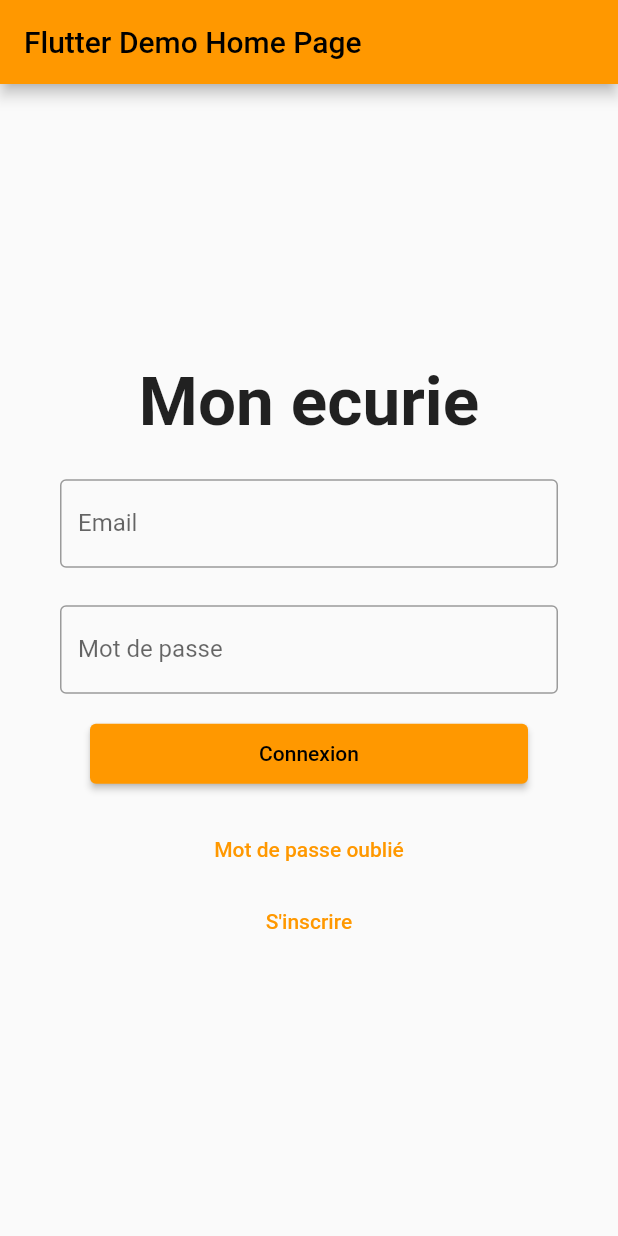
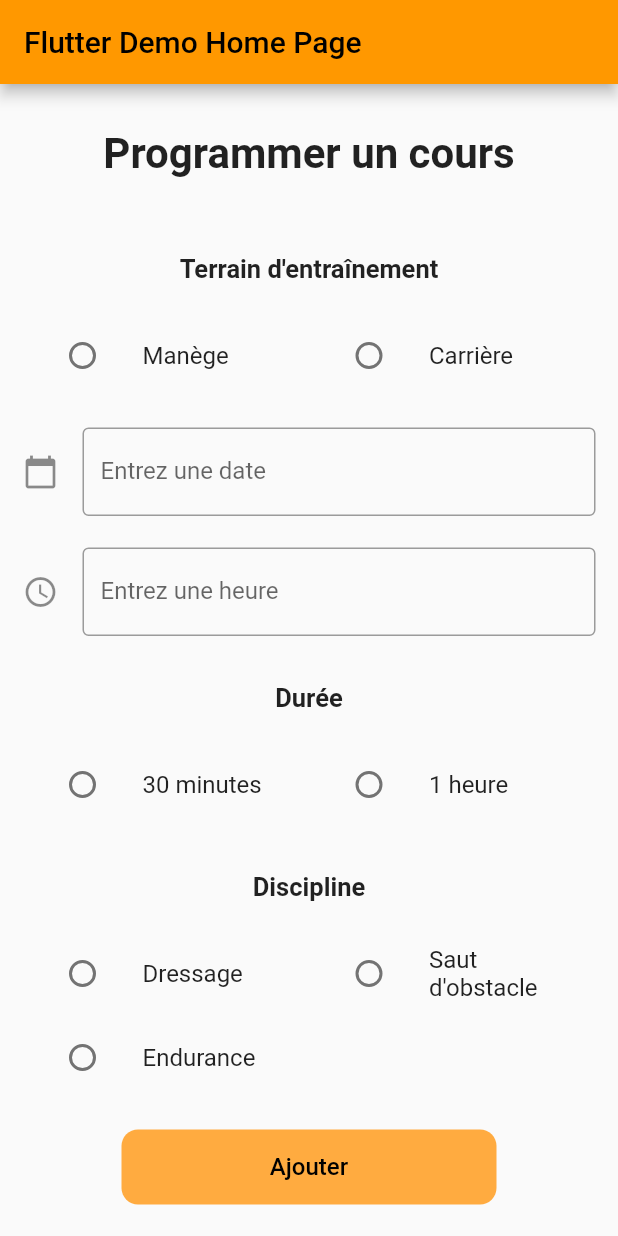
Before and after one commit to AxelDemorest/flutter_app, a Flutter app: the screen it shows after launch, on a phone screen of 412 x 824 dp. Run offline on Flutter 3.47's test engine with Material 2 defaults, Android fonts, the phone set to English and light mode, and no system bars; our stand-ins replace flutter_easyloading, image_picker; missing offline and left inert: mongo_dart.

Commit message:
form to add new course

```diff
--- /dev/null
+++ b/lib/Views/addCourse/addCourse.dart
@@ -0,0 +1,388 @@
+import 'package:flutter/material.dart';
+import 'package:flutter_app/Models/Event/classesModel.dart';
+import 'package:flutter_app/Models/Users/riderModel.dart';
+import 'package:flutter_app/Models/horseModel.dart';
+import 'package:flutter_app/config/database.dart';
+import 'package:intl/intl.dart';
+import 'package:mongo_dart/mongo_dart.dart' as M;
+
+class AddCourse extends StatefulWidget {
+  const AddCourse({Key? key, required this.title}) : super(key: key);
+
+  final String title;
+
+  @override
+  State<AddCourse> createState() => _AddCourseState();
+}
+
+enum TrainingGround { manege, carriere }
+
+enum DuringTime { thirtyMinutes, oneHour }
+
+enum Discipline { dressage, sautObstacle, endurance }
+
+class _AddCourseState extends State<AddCourse> {
+  TextEditingController dateInput = TextEditingController();
+  TextEditingController timeInput = TextEditingController();
+
+  TrainingGround? trainingGround;
+  DuringTime? duringTime;
+  Discipline? discipline;
+
+  @override
+  void initState() {
+    dateInput.text = "";
+    timeInput.text = "";
+    super.initState();
+  }
+
+  @override
+  Widget build(BuildContext context) {
+    GlobalKey<FormState> formKey = GlobalKey<FormState>();
+
+    return Scaffold(
+        appBar: AppBar(
+          title: Text(widget.title),
+        ),
+        body: SingleChildScrollView(
+            child: Padding(
+                padding: const EdgeInsets.symmetric(horizontal: 15.0),
+                child: Form(
+                  key: formKey,
+                  child: Column(
+                    children: <Widget>[
+                      Container(
+                        margin: const EdgeInsets.only(top: 30, bottom: 20),
+                        child: const Text(
+                          "Programmer un cours",
+                          style: TextStyle(
+                              fontWeight: FontWeight.bold, fontSize: 28),
+                        ),
+                      ),
+                      Container(
+                        margin: const EdgeInsets.only(top: 30, bottom: 20),
+                        child: const Text(
+                          "Terrain d'entraînement",
+                          style: TextStyle(
+                              fontWeight: FontWeight.w700, fontSize: 17),
+                        ),
+                      ),
+                      Row(
+                        children: <Widget>[
+                          Expanded(
+                            flex: 6,
+                            child: ListTile(
+                              title: const Text('Manège'),
+                              leading: Radio<TrainingGround>(
+                                value: TrainingGround.manege,
+                                groupValue: trainingGround,
+                                onChanged: (TrainingGround? value) {
+                                  setState(() {
+                                    trainingGround = value;
+                                  });
+                                },
+                              ),
+                            ),
+                          ),
+                          Expanded(
+                            flex: 6,
+                            child: ListTile(
+                              title: const Text('Carrière'),
+                              leading: Radio<TrainingGround>(
+                                value: TrainingGround.carriere,
+                                groupValue: trainingGround,
+                                onChanged: (TrainingGround? value) {
+                                  setState(() {
+                                    trainingGround = value;
+                                  });
+                                },
+                              ),
+                            ),
+                          ),
+                        ],
+                      ),
+                      Container(
+                          height: 60,
+                          margin: const EdgeInsets.only(top: 20.0),
+                          child: TextField(
+                            controller: dateInput,
+                            //editing controller of this TextField
+                            decoration: const InputDecoration(
+                                icon: Icon(Icons.calendar_today),
+                                border: OutlineInputBorder(),
+                                labelText:
+                                "Entrez une date" //label text of field
+                            ),
+                            readOnly: true,
+                            //set it true, so that user will not able to edit text
+                            onTap: () async {
+                              DateTime? pickedDate = await showDatePicker(
+                                  context: context,
+                                  initialDate: DateTime.now(),
+                                  firstDate: DateTime(1950),
+                                  //DateTime.now() - not to allow to choose before today.
+                                  lastDate: DateTime(2100));
+
+                              if (pickedDate != null) {
+                                print(
+                                    pickedDate); //pickedDate output format => 2021-03-10 00:00:00.000
+                                String formattedDate =
+                                DateFormat('yyyy-MM-dd').format(pickedDate);
+                                print(
+                                    formattedDate); //formatted date output using intl package =>  2021-03-16
+                                setState(() {
+                                  dateInput.text =
+                                      formattedDate; //set output date to TextField value.
+                                });
+                              } else {}
+                            },
+                          )),
+                      Container(
+                          height: 60,
+                          margin: const EdgeInsets.only(top: 20.0),
+                          child: TextField(
+                            controller: timeInput,
+                            //editing controller of this TextField
+                            decoration: const InputDecoration(
+                                icon: Icon(Icons.access_time_outlined),
+                                border: OutlineInputBorder(),
+                                labelText:
+                                "Entrez une heure" //label text of field
+                            ),
+                            readOnly: true,
+                            //set it true, so that user will not able to edit text
+                            onTap: () async {
+                              TimeOfDay? pickedTime = await showTimePicker(
+                                initialTime: TimeOfDay.now(),
+                                context: context,
+                              );
+
+                              if (pickedTime != null) {
+                                print(pickedTime
+                                    .format(context)); //output 10:51 PM
+                                DateTime parsedTime = DateFormat.jm().parse(
+                                    pickedTime.format(context).toString());
+                                //converting to DateTime so that we can further format on different pattern.
+                                print(
+                                    parsedTime); //output 1970-01-01 22:53:00.000
+                                String formattedTime =
+                                DateFormat('HH:mm:ss').format(parsedTime);
+                                print(formattedTime); //output 14:59:00
+                                //DateFormat() is from intl package, you can format the time on any pattern you need.
+
+                                setState(() {
+                                  timeInput.text =
+                                      formattedTime; //set the value of text field.
+                                });
+                              } else {
+                                print("Time is not selected");
+                              }
+                            },
+                          )),
+                      Container(
+                        margin: const EdgeInsets.only(top: 30, bottom: 20),
+                        child: const Text(
+                          "Durée",
+                          style: TextStyle(
+                              fontWeight: FontWeight.w700, fontSize: 17),
+                        ),
+                      ),
+                      Row(
+                        children: <Widget>[
+                          Expanded(
+                            flex: 6,
+                            child: ListTile(
+                              title: const Text('30 minutes'),
+                              leading: Radio<DuringTime>(
+                                value: DuringTime.thirtyMinutes,
+                                groupValue: duringTime,
+                                onChanged: (DuringTime? value) {
+                                  setState(() {
+                                    duringTime = value;
+                                  });
+                                },
+                              ),
+                            ),
+                          ),
+                          Expanded(
+                            flex: 6,
+                            child: ListTile(
+                              title: const Text('1 heure'),
+                              leading: Radio<DuringTime>(
+                                value: DuringTime.oneHour,
+                                groupValue: duringTime,
+                                onChanged: (DuringTime? value) {
+                                  setState(() {
+                                    duringTime = value;
+                                  });
+                                },
+                              ),
+                            ),
+                          ),
+                        ],
+                      ),
+                      Container(
+                        margin: const EdgeInsets.only(top: 30, bottom: 20),
+                        child: const Text(
+                          "Discipline",
+                          style: TextStyle(
+                              fontWeight: FontWeight.w700, fontSize: 17),
+                        ),
+                      ),
+                      Row(
+                        children: <Widget>[
+                          Expanded(
+                            flex: 5,
+                            child: ListTile(
+                              title: const Text('Dressage'),
+                              leading: Radio<Discipline>(
+                                value: Discipline.sautObstacle,
+                                groupValue: discipline,
+                                onChanged: (Discipline? value) {
+                                  setState(() {
+                                    discipline = value;
+                                  });
+                                },
+                              ),
+                            ),
+                          ),
+                          Expanded(
+                            flex: 5,
+                            child: ListTile(
+                              title: const Text("Saut d'obstacle"),
+                              leading: Radio<Discipline>(
+                                value: Discipline.endurance,
+                                groupValue: discipline,
+                                onChanged: (Discipline? value) {
+                                  setState(() {
+                                    discipline = value;
+                                  });
+                                },
+                              ),
+                            ),
+                          ),
+                        ],
+                      ),
+                      ListTile(
+                        title: const Text('Endurance'),
+                        leading: Radio<Discipline>(
+                          value: Discipline.dressage,
+                          groupValue: discipline,
+                          onChanged: (Discipline? value) {
+                            setState(() {
+                              discipline = value;
+                            });
+                          },
+                        ),
+                      ),
+                      Container(
+                          margin: const EdgeInsets.only(top: 20),
+                          width: 250,
+                          height: 50,
+                          child: TextButton(
+                            style: ButtonStyle(
+                              shape: MaterialStateProperty.all<
+                                  RoundedRectangleBorder>(
+                                  RoundedRectangleBorder(
+                                    borderRadius: BorderRadius.circular(11.0),
+                                  )),
+                              foregroundColor: MaterialStateProperty.all<Color>(
+                                  Colors.black),
+                              backgroundColor: MaterialStateProperty.all<Color>(
+                                  Colors.orangeAccent),
+                            ),
+                            onPressed: () async {
+                              if (formKey.currentState!.validate()) {
+                                ScaffoldMessenger.of(context)
+                                    .showSnackBar(SnackBar(
+                                  behavior: SnackBarBehavior.floating,
+                                  backgroundColor: Colors.green[300],
+                                  content: Row(
+                                    children: const [
+                                      Icon(Icons.check),
+                                      Text('Programmation réussie')
+                                    ],
+                                  ),
+                                ));
+
+                                Rider rider = Rider(
+                                    M.ObjectId(),
+                                    'axel',
+                                    'axel',
+                                    'demorest',
+                                    'mail',
+                                    'password',
+                                    '0892512875',
+                                    20,
+                                    DateTime.now(),
+                                    "linkFFE",
+                                    true,
+                                    false,
+                                    [
+                                      Horse(
+                                          M.ObjectId(),
+                                          "Caramele",
+                                          15,
+                                          "Blanc",
+                                          "Poney",
+                                          "Male",
+                                          "Complet",
+                                          ""),
+                                      Horse(
+                                          M.ObjectId(),
+                                          "Zoro",
+                                          17,
+                                          "Noir et Blanc",
+                                          "Cheval",
+                                          "Male",
+                                          "Dressage",
+                                          "")
+                                    ],
+                                    [
+                                      Horse(
+                                          M.ObjectId(),
+                                          "Vanille",
+                                          12,
+                                          "Bronze",
+                                          "Cheval",
+                                          "Femelle",
+                                          "Complet",
+                                          "")
+                                    ]
+                                );
+
+                                Classes course = Classes(
+                                  M.ObjectId(),
+                                  dateInput.text,
+                                  DateTime.now(),
+                                  'Description d\'un cours',
+                                  'une adresse',
+                                  'classes',
+                                  rider,
+                                  'trop fort'
+                                );
+
+                                var courseJson = {
+                                  '_id': course.id,
+                                  'name': course.name,
+                                  'date': course.date,
+                                  'description': course.description,
+                                  'address': course.address,
+                                  'eventType': course.eventType,
+                                  'rider': course.rider,
+                                  'level': course.level
+                                };
+
+                                await MongoDatabase.insertCourse(courseJson);
+                              }
+                            },
+                            child: const Text(
+                              'Ajouter',
+                              style: TextStyle(fontSize: 16),
+                            ),
+                          ))
+                    ],
+                  ),
+                ))));
+  }
+}
--- a/lib/main.dart
+++ b/lib/main.dart
@@ -1,4 +1,5 @@
 import 'package:flutter/material.dart';
+import 'package:flutter_app/Views/addCourse/addCourse.dart';
 import 'package:flutter_app/Views/home/home.dart';
 import 'package:flutter_app/Views/news/news.dart';
 import 'package:flutter_app/Views/login/login.dart';
@@ -44,7 +45,7 @@ class MyApp extends StatelessWidget {
         // is not restarted.
         primarySwatch: Colors.orange,
       ),
-      home: const Login(title: 'Flutter Demo Home Page'),
+      home: const AddCourse(title: 'Flutter Demo Home Page'),
     );
   }
 }
--- a/pubspec.yaml
+++ b/pubspec.yaml
@@ -41,7 +41,7 @@ dependencies:
   image_picker: ^0.8.6
   path_provider: ^2.0.11
   permission_handler: ^10.2.0
-
+  intl: ^0.17.0
   flutter_easyloading: ^3.0.5
 
 dev_dependencies:
```
Also changed, not shown: lib/config/database.dart (+10 -0 lines), pubspec.lock.
